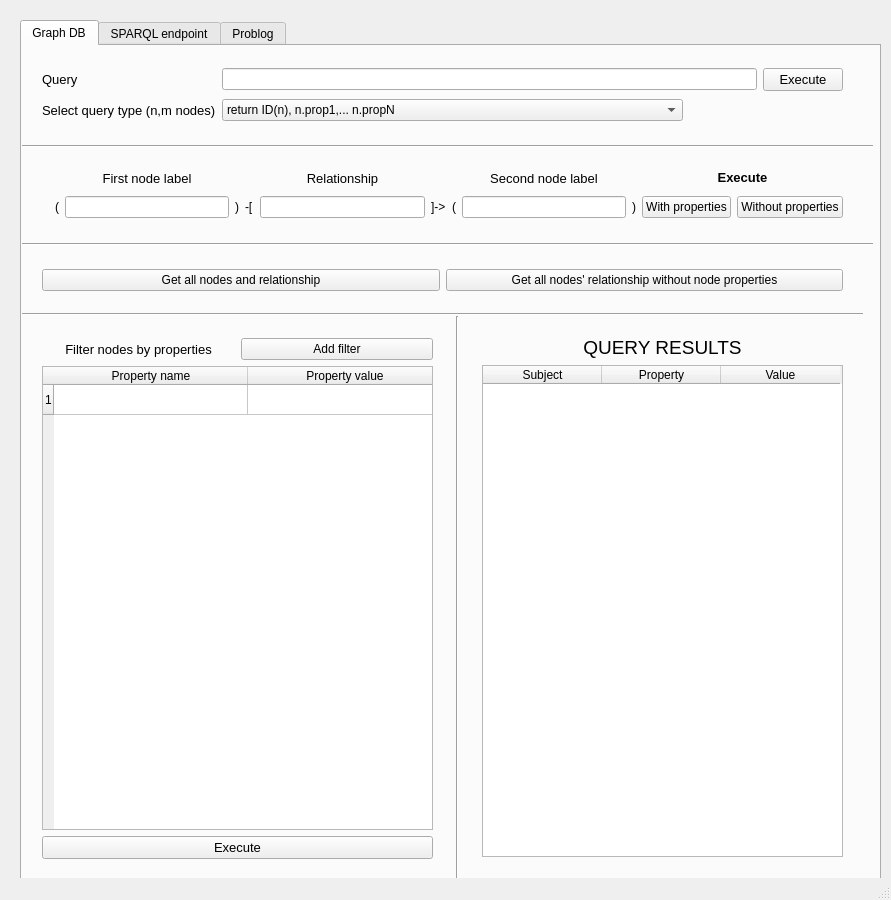
Above: resources/GUI.ui from pasqualedem/Graph-DB-Problog-Linker before the change. Below: the same form after it.
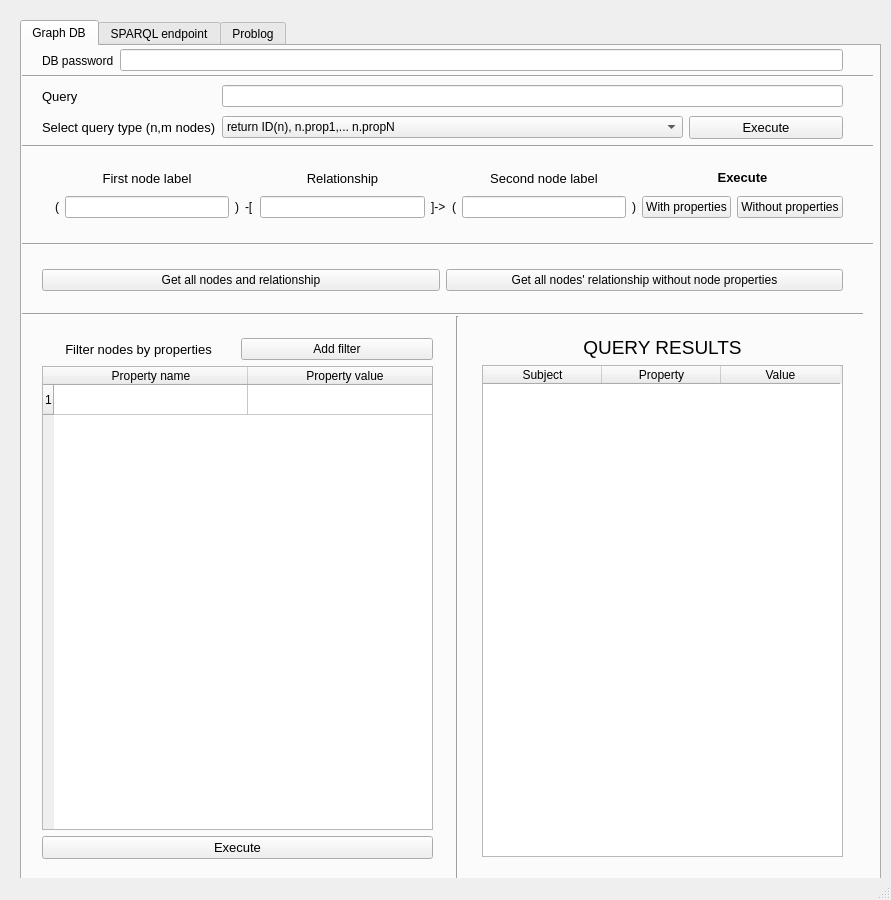
That is the form after the change. The open tabs and pages were chosen to show the change. Icons and pictures are not drawn.

```diff
--- a/resources/GUI.ui
+++ b/resources/GUI.ui
@@ -38,49 +38,16 @@
       <property name="geometry">
        <rect>
         <x>20</x>
-        <y>20</y>
+        <y>36</y>
         <width>801</width>
-        <height>59</height>
+        <height>61</height>
        </rect>
       </property>
       <layout class="QGridLayout" name="gridLayout">
-       <item row="1" column="0">
-        <widget class="QLabel" name="__parse_method_label">
-         <property name="font">
-          <font>
-           <pointsize>10</pointsize>
-          </font>
-         </property>
-         <property name="text">
-          <string>Select query type (n,m nodes)</string>
-         </property>
-        </widget>
+       <item row="1" column="1" colspan="2">
+        <widget class="QLineEdit" name="__user_query"/>
        </item>
-       <item row="0" column="3">
-        <widget class="QPushButton" name="__execute_user_query">
-         <property name="font">
-          <font>
-           <pointsize>10</pointsize>
-          </font>
-         </property>
-         <property name="text">
-          <string>Execute</string>
-         </property>
-        </widget>
-       </item>
-       <item row="0" column="0">
-        <widget class="QLabel" name="__user_query_label">
-         <property name="font">
-          <font>
-           <pointsize>10</pointsize>
-          </font>
-         </property>
-         <property name="text">
-          <string>Query</string>
-         </property>
-        </widget>
-       </item>
-       <item row="1" column="1">
+       <item row="2" column="1">
         <widget class="QComboBox" name="__parse_method_combo">
          <item>
           <property name="text">
@@ -119,8 +86,41 @@
          </item>
         </widget>
        </item>
-       <item row="0" column="1" colspan="2">
-        <widget class="QLineEdit" name="__user_query"/>
+       <item row="2" column="0">
+        <widget class="QLabel" name="__parse_method_label">
+         <property name="font">
+          <font>
+           <pointsize>10</pointsize>
+          </font>
+         </property>
+         <property name="text">
+          <string>Select query type (n,m nodes)</string>
+         </property>
+        </widget>
+       </item>
+       <item row="1" column="0">
+        <widget class="QLabel" name="__user_query_label">
+         <property name="font">
+          <font>
+           <pointsize>10</pointsize>
+          </font>
+         </property>
+         <property name="text">
+          <string>Query</string>
+         </property>
+        </widget>
+       </item>
+       <item row="2" column="2">
+        <widget class="QPushButton" name="__execute_user_query">
+         <property name="font">
+          <font>
+           <pointsize>10</pointsize>
+          </font>
+         </property>
+         <property name="text">
+          <string>Execute</string>
+         </property>
+        </widget>
        </item>
       </layout>
      </widget>
@@ -477,6 +477,41 @@
        </item>
       </layout>
      </widget>
+     <widget class="Line" name="line">
+      <property name="geometry">
+       <rect>
+        <x>0</x>
+        <y>20</y>
+        <width>851</width>
+        <height>20</height>
+       </rect>
+      </property>
+      <property name="orientation">
+       <enum>Qt::Horizontal</enum>
+      </property>
+     </widget>
+     <widget class="QWidget" name="horizontalLayoutWidget">
+      <property name="geometry">
+       <rect>
+        <x>20</x>
+        <y>-1</y>
+        <width>801</width>
+        <height>31</height>
+       </rect>
+      </property>
+      <layout class="QHBoxLayout" name="horizontalLayout">
+       <item>
+        <widget class="QLabel" name="__db_password_label">
+         <property name="text">
+          <string>DB password</string>
+         </property>
+        </widget>
+       </item>
+       <item>
+        <widget class="QLineEdit" name="__db_password_"/>
+       </item>
+      </layout>
+     </widget>
     </widget>
     <widget class="QWidget" name="sparql">
      <attribute name="icon">
```
Left out of the diff: 2 changed lines with no effect on the pictures.
